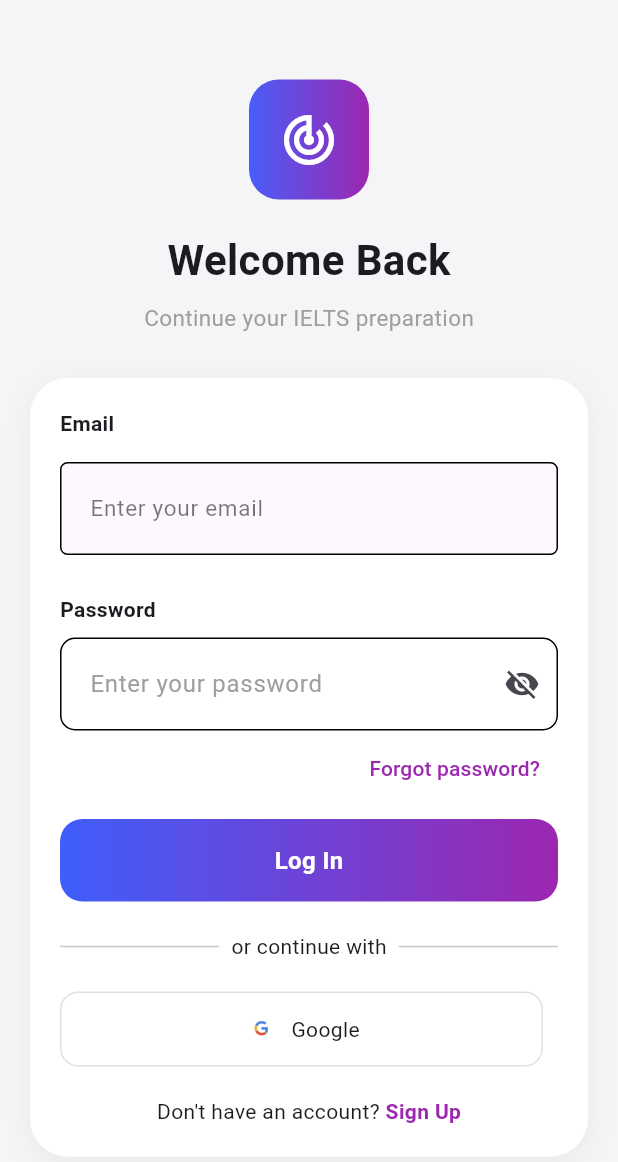
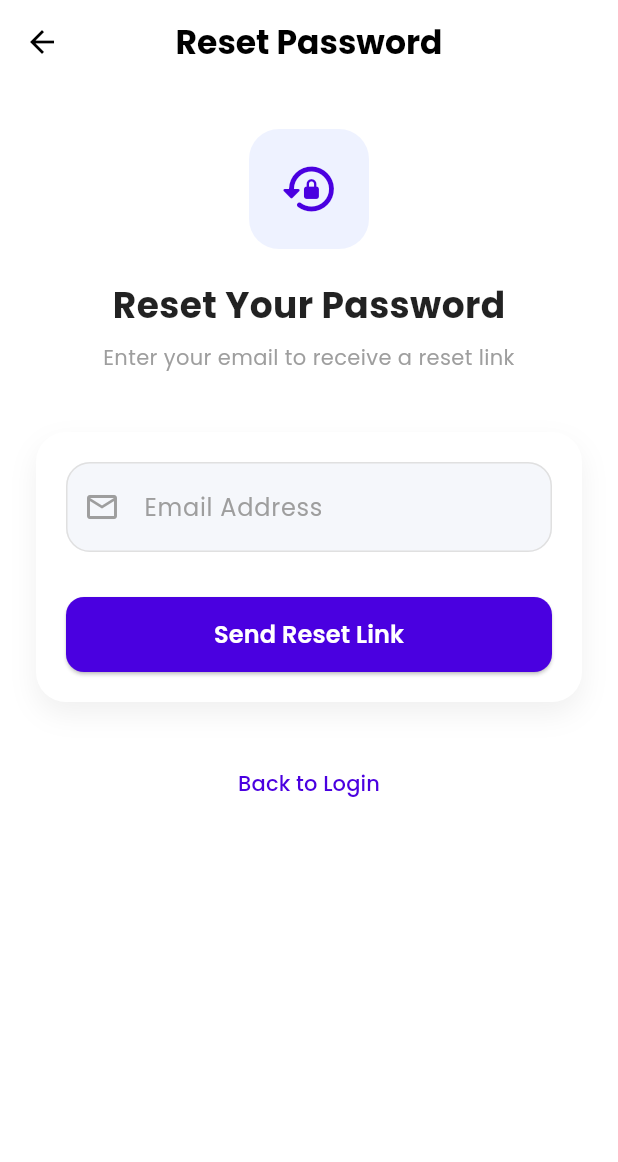
Before and after one commit to Muhammad-Rashid-172002/IELTS-AI-Study-Assistant, a Flutter app: the Login screen opened by its route, after a tap on "Forgot password?", on a phone screen of 412 x 824 dp. Shown: the top 1162 px of the screen. Run offline on Flutter 3.47's test engine with Material 3 defaults, Android fonts, the phone set to English and light mode, and no system bars; our stand-ins replace cloud_firestore, firebase_auth, firebase_core, fl_chart, flutter_gemini, flutter_tts and 6 more; accounts and stored records are empty; generated files the repository leaves out were written again.

Commit message:
updated resgistration and login screen

```diff
--- /dev/null
+++ b/lib/screens/forgot_password/forgot_password.dart
@@ -0,0 +1,294 @@
+import 'package:firebase_auth/firebase_auth.dart';
+import 'package:flutter/material.dart';
+import 'package:fyproject/resources/components/showGetDialog.dart';
+import 'package:get/get.dart';
+import 'package:google_fonts/google_fonts.dart';
+
+class ForgotPassword extends StatefulWidget {
+  const ForgotPassword({super.key});
+
+  @override
+  State<ForgotPassword> createState() => _ForgotPasswordState();
+}
+
+class _ForgotPasswordState extends State<ForgotPassword> {
+  final TextEditingController emailController = TextEditingController();
+  final GlobalKey<FormState> _formKey = GlobalKey<FormState>();
+
+  bool _isLoading = false;
+
+  @override
+  void dispose() {
+    emailController.dispose();
+    super.dispose();
+  }
+
+  /// 🔐 PASSWORD RESET FUNCTION
+  Future<void> passwordReset() async {
+    if (!_formKey.currentState!.validate()) return;
+
+    setState(() => _isLoading = true);
+
+    try {
+      await FirebaseAuth.instance.sendPasswordResetEmail(
+        email: emailController.text.trim(),
+      );
+
+      setState(() => _isLoading = false);
+
+      showGetDialog(
+        title: "Success",
+        message: "Password reset link sent! Check your email.",
+        isSuccess: true,
+      );
+    } on FirebaseAuthException catch (e) {
+      setState(() => _isLoading = false);
+
+      String errorMessage = "Something went wrong. Try again.";
+
+      if (e.code == 'user-not-found') {
+        errorMessage = "User does not exist with this email.";
+      } else if (e.code == 'invalid-email') {
+        errorMessage = "Invalid email address.";
+      } else if (e.code == 'too-many-requests') {
+        errorMessage = "Too many attempts. Try again later.";
+      }
+
+      showGetDialog(title: "Error", message: errorMessage, isSuccess: false);
+    } catch (e) {
+      setState(() => _isLoading = false);
+
+      showGetDialog(
+        title: "Error",
+        message: "Something went wrong. Try again later.",
+        isSuccess: false,
+      );
+    }
+  }
+
+  @override
+  Widget build(BuildContext context) {
+    return Scaffold(
+      backgroundColor: Colors.white,
+
+      appBar: AppBar(
+        backgroundColor: Colors.white,
+        elevation: 0,
+        iconTheme: const IconThemeData(color: Colors.black),
+        centerTitle: true,
+        title: Text(
+          'Reset Password',
+          style: GoogleFonts.poppins(
+            color: Colors.black,
+            fontWeight: FontWeight.bold,
+          ),
+        ),
+      ),
+
+      body: SafeArea(
+        child: SingleChildScrollView(
+          child: Padding(
+            padding: const EdgeInsets.symmetric(horizontal: 24),
+
+            child: Column(
+              children: [
+
+                const SizedBox(height: 30),
+
+                /// 🔵 ICON
+                Container(
+                  height: 80,
+                  width: 80,
+                  decoration: BoxDecoration(
+                    color: const Color(0xffEEF2FF),
+                    borderRadius: BorderRadius.circular(20),
+                  ),
+                  child: const Icon(
+                    Icons.lock_reset_rounded,
+                    color: Color(0xff4A00E0),
+                    size: 40,
+                  ),
+                ),
+
+                const SizedBox(height: 20),
+
+                /// TITLE
+                Text(
+                  "Reset Your Password",
+                  style: GoogleFonts.poppins(
+                    fontSize: 24,
+                    fontWeight: FontWeight.bold,
+                    color: Colors.black87,
+                  ),
+                ),
+
+                const SizedBox(height: 8),
+
+                Text(
+                  "Enter your email to receive a reset link",
+                  textAlign: TextAlign.center,
+                  style: GoogleFonts.poppins(
+                    color: Colors.grey,
+                    fontSize: 14,
+                  ),
+                ),
+
+                const SizedBox(height: 40),
+
+                /// 📦 CARD
+                Container(
+                  padding: const EdgeInsets.all(20),
+                  decoration: BoxDecoration(
+                    color: Colors.white,
+                    borderRadius: BorderRadius.circular(20),
+                    boxShadow: [
+                      BoxShadow(
+                        color: Colors.black.withOpacity(0.06),
+                        blurRadius: 15,
+                        offset: const Offset(0, 8),
+                      ),
+                    ],
+                  ),
+
+                  child: Form(
+                    key: _formKey,
+                    child: Column(
+                      children: [
+
+                        /// EMAIL FIELD
+                        customTextField(
+                          label: "Email Address",
+                          controller: emailController,
+                          icon: Icons.email_outlined,
+                          inputType: TextInputType.emailAddress,
+                          validator: (value) {
+                            if (value == null || value.isEmpty) {
+                              return "Enter your email";
+                            }
+                            if (!RegExp(r'\S+@\S+\.\S+').hasMatch(value)) {
+                              return "Enter valid email";
+                            }
+                            return null;
+                          },
+                        ),
+
+                        const SizedBox(height: 30),
+
+                        /// 🚀 BUTTON
+                        SizedBox(
+                          width: double.infinity,
+                          height: 50,
+                          child: ElevatedButton(
+                            style: ElevatedButton.styleFrom(
+                              backgroundColor: const Color(0xff4A00E0),
+                              shape: RoundedRectangleBorder(
+                                borderRadius: BorderRadius.circular(12),
+                              ),
+                            ),
+                            onPressed: _isLoading ? null : passwordReset,
+                            child: _isLoading
+                                ? const CircularProgressIndicator(
+                                    color: Colors.white,
+                                  )
+                                : Text(
+                                    "Send Reset Link",
+                                    style: GoogleFonts.poppins(
+                                      fontWeight: FontWeight.w600,
+                                      fontSize: 16,
+                                      color: Colors.white,
+                                    ),
+                                  ),
+                          ),
+                        ),
+                      ],
+                    ),
+                  ),
+                ),
+
+                const SizedBox(height: 30),
+
+                /// 🔙 BACK BUTTON
+                TextButton(
+                  onPressed: () => Get.back(),
+                  child: Text(
+                    "Back to Login",
+                    style: GoogleFonts.poppins(
+                      color: const Color(0xff4A00E0),
+                      fontWeight: FontWeight.w500,
+                    ),
+                  ),
+                ),
+              ],
+            ),
+          ),
+        ),
+      ),
+    );
+  }
+
+  /// ✨ CUSTOM TEXT FIELD
+  Widget customTextField({
+    required TextEditingController controller,
+    required String label,
+    required IconData icon,
+    TextInputType inputType = TextInputType.text,
+    String? Function(String?)? validator,
+  }) {
+    return TextFormField(
+      controller: controller,
+      keyboardType: inputType,
+      validator: validator,
+
+      style: GoogleFonts.poppins(
+        color: Colors.black87,
+        fontSize: 16,
+      ),
+
+      cursorColor: const Color(0xff4A00E0),
+
+      decoration: InputDecoration(
+        filled: true,
+        fillColor: const Color(0xffF5F7FB),
+
+        labelText: label,
+
+        labelStyle: GoogleFonts.poppins(
+          color: Colors.grey,
+        ),
+
+        prefixIcon: Icon(
+          icon,
+          color: Colors.grey,
+        ),
+
+        contentPadding: const EdgeInsets.symmetric(
+          vertical: 18,
+          horizontal: 20,
+        ),
+
+        enabledBorder: OutlineInputBorder(
+          borderRadius: BorderRadius.circular(16),
+          borderSide: BorderSide(color: Colors.grey.shade300),
+        ),
+
+        focusedBorder: OutlineInputBorder(
+          borderRadius: BorderRadius.circular(16),
+          borderSide: const BorderSide(
+            color: Color(0xff4A00E0),
+            width: 1.5,
+          ),
+        ),
+
+        errorBorder: OutlineInputBorder(
+          borderRadius: BorderRadius.circular(16),
+          borderSide: const BorderSide(color: Colors.redAccent),
+        ),
+
+        focusedErrorBorder: OutlineInputBorder(
+          borderRadius: BorderRadius.circular(16),
+          borderSide: const BorderSide(color: Colors.redAccent),
+        ),
+      ),
+    );
+  }
+}
--- a/lib/screens/pages/login/login.dart
+++ b/lib/screens/pages/login/login.dart
@@ -1,9 +1,8 @@
-
 import 'package:flutter/material.dart';
+import 'package:fyproject/screens/forgot_password/forgot_password.dart';
 import 'package:get/get.dart';
 import '../../../../controller/firebase_services/firebase_services.dart';
 import '../../../../resources/components/custom_text_field.dart';
-import '../../../../resources/components/custom_text_field_email.dart';
 import '../../../resources/routes/routes_names.dart';
 
 
@@ -21,13 +20,10 @@ class _LoginState extends State<Login> {
   final TextEditingController emailControllerL = TextEditingController();
   final TextEditingController passwordControllerL = TextEditingController();
 
-
   @override
   Widget build(BuildContext context) {
-//  final size = MediaQuery.of(context).size;
-
     return Scaffold(
-    backgroundColor: const Color(0xffF5F5F7),
+      backgroundColor: const Color(0xffF5F7FB), // WHITE BASE APP THEME
       body: SafeArea(
         child: Center(
           child: SingleChildScrollView(
@@ -35,41 +31,48 @@ Widget build(BuildContext context) {
             child: Column(
               children: [
 
-              /// LOGO
+                /// LOGO (LIGHT PREMIUM)
                 Container(
-                height: 80,
-                width: 80,
+                  height: 85,
+                  width: 85,
                   decoration: BoxDecoration(
+                    shape: BoxShape.circle,
                     gradient: const LinearGradient(
-                    colors: [Color(0xff4A5DF9), Color(0xff9C27B0)],
+                      colors: [Color(0xff6A11CB), Color(0xff2575FC)],
                     ),
-                  borderRadius: BorderRadius.circular(20),
+                    boxShadow: [
+                      BoxShadow(
+                        color: Colors.black.withOpacity(0.08),
+                        blurRadius: 20,
+                        offset: const Offset(0, 10),
+                      )
+                    ],
                   ),
                   child: const Icon(Icons.track_changes,
-                    color: Colors.white, size: 40),
+                      color: Colors.white, size: 38),
                 ),
 
-              const SizedBox(height: 20),
+                const SizedBox(height: 18),
 
-              /// TITLE
                 const Text(
                   "Welcome Back",
                   style: TextStyle(
                     fontSize: 28,
                     fontWeight: FontWeight.bold,
+                    color: Colors.black87,
                   ),
                 ),
 
-              const SizedBox(height: 8),
+                const SizedBox(height: 6),
 
                 const Text(
                   "Continue your IELTS preparation",
-                style: TextStyle(color: Colors.grey, fontSize: 15),
+                  style: TextStyle(color: Colors.black54, fontSize: 14),
                 ),
 
-              const SizedBox(height: 30),
+                const SizedBox(height: 25),
 
-              /// CARD CONTAINER
+                /// CARD
                 Container(
                   width: double.infinity,
                   padding: const EdgeInsets.all(20),
@@ -78,37 +81,33 @@ Widget build(BuildContext context) {
                     borderRadius: BorderRadius.circular(25),
                     boxShadow: [
                       BoxShadow(
-                      color: Colors.black.withOpacity(0.05),
-                      blurRadius: 15,
-                      offset: const Offset(0, 5),
+                        color: Colors.black.withOpacity(0.06),
+                        blurRadius: 20,
+                        offset: const Offset(0, 8),
                       )
                     ],
                   ),
-
                   child: Form(
                     key: formKey2,
                     child: Column(
                       crossAxisAlignment: CrossAxisAlignment.start,
                       children: [
 
-                      /// EMAIL
                         const Text("Email",
                             style: TextStyle(fontWeight: FontWeight.w600)),
-
                         const SizedBox(height: 8),
 
-                      CustomTextFieldEmail(
+                        CustomTextField(
                           controller: emailControllerL,
                           hintText: 'Enter your email',
                           validator: validateEmail,
+                          prefixIcon: const Icon(Icons.email_outlined),
                         ),
 
                         const SizedBox(height: 18),
 
-                      /// PASSWORD
                         const Text("Password",
                             style: TextStyle(fontWeight: FontWeight.w600)),
-
                         const SizedBox(height: 8),
 
                         Obx(() => CustomTextField(
@@ -127,11 +126,17 @@ Widget build(BuildContext context) {
                               validator: validatePassword,
                             )),
 
-                      /// FORGOT PASSWORD
                         Align(
                           alignment: Alignment.centerRight,
                           child: TextButton(
-                          onPressed: () {},
+                            onPressed: () {
+                              Navigator.push(
+                                context,
+                                MaterialPageRoute(
+                                  builder: (context) => const ForgotPassword(),
+                                ),
+                              );
+                            },
                             child: const Text(
                               "Forgot password?",
                               style: TextStyle(color: Colors.purple),
@@ -141,7 +146,7 @@ Widget build(BuildContext context) {
 
                         const SizedBox(height: 10),
 
-                      /// LOGIN BUTTON (GRADIENT)
+                        /// LOGIN BUTTON
                         Obx(() => GestureDetector(
                               onTap: () {
                                 if (formKey2.currentState!.validate()) {
@@ -156,19 +161,22 @@ Widget build(BuildContext context) {
                                 width: double.infinity,
                                 decoration: BoxDecoration(
                                   gradient: const LinearGradient(
-                              colors: [
-                                Color(0xff3F5EFb),
-                                Color(0xff9C27B0)
-                              ],
+                                    colors: [Color(0xff6A11CB), Color(0xff2575FC)],
                                   ),
                                   borderRadius: BorderRadius.circular(15),
+                                  boxShadow: [
+                                    BoxShadow(
+                                      color: Colors.black.withOpacity(0.15),
+                                      blurRadius: 10,
+                                      offset: const Offset(0, 5),
+                                    )
+                                  ],
                                 ),
                                 child: Center(
                                   child: firebaseServices.loadingLoginL.value
-                                ? const CircularProgressIndicator(
-                                    color: Colors.white)
+                                      ? const CircularProgressIndicator(color: Colors.white)
                                       : const Text(
-                                    "Log In",
+                                          "Login",
                                           style: TextStyle(
                                             color: Colors.white,
                                             fontWeight: FontWeight.bold,
@@ -179,49 +187,49 @@ Widget build(BuildContext context) {
                               ),
                             )),
 
-                      const SizedBox(height: 20),
+                        const SizedBox(height: 18),
 
-                      /// OR DIVIDER
-                      Row(
-                        children: const [
+                        const Row(
+                          children: [
                             Expanded(child: Divider()),
                             Padding(
                               padding: EdgeInsets.symmetric(horizontal: 8),
-                            child: Text("or continue with"),
+                              child: Text("or continue"),
                             ),
                             Expanded(child: Divider()),
                           ],
                         ),
 
-                      const SizedBox(height: 20),
+                        const SizedBox(height: 18),
 
-                      /// GOOGLE + APPLE
                      Row(
   children: [
     Expanded(
       child: socialButton(
-                                "Google", "assets/images/google1.png"),
+        "Google",
+        "assets/images/google1.png",
+        () async {
+          await firebaseServices.loginWithGoogle();
+        },
       ),
-                          const SizedBox(width: 10),
-
+    ),
   ],
 ),
 
-                      const SizedBox(height: 20),
+                        const SizedBox(height: 18),
 
-                      /// SIGNUP
                         Row(
                           mainAxisAlignment: MainAxisAlignment.center,
                           children: [
                             const Text("Don't have an account? "),
                             GestureDetector(
-                            onTap: () =>
-                                Get.toNamed(RoutesName.register),
+                              onTap: () => Get.toNamed(RoutesName.register),
                               child: const Text(
                                 "Sign Up",
                                 style: TextStyle(
-                                  color: Colors.purple,
-                                  fontWeight: FontWeight.bold),
+                                  color: Colors.blue,
+                                  fontWeight: FontWeight.bold,
+                                ),
                               ),
                             ),
                           ],
@@ -238,36 +246,39 @@ Widget build(BuildContext context) {
     );
   }
 
-/// SOCIAL BUTTON
-Widget socialButton(String title, String icon) {
-  return Container(
+Widget socialButton(String title, String icon, VoidCallback onPressed) {
+  return InkWell(
+    onTap: onPressed,
+    borderRadius: BorderRadius.circular(12),
+    child: Container(
       height: 50,
       decoration: BoxDecoration(
+        color: Colors.white,
+        borderRadius: BorderRadius.circular(12),
         border: Border.all(color: Colors.grey.shade300),
-      borderRadius: BorderRadius.circular(12),
       ),
       child: Row(
         mainAxisAlignment: MainAxisAlignment.center,
         children: [
-        Image.asset(icon, height: 24),
+          Image.asset(icon, height: 22),
           const SizedBox(width: 8),
           Text(title),
         ],
       ),
+    ),
   );
-}  /// --------------------------
-  /// VALIDATORS
-  /// --------------------------
+}
+
   String? validateEmail(String? value) {
-    if (value == null || value.isEmpty) return "Email is required".tr;
+    if (value == null || value.isEmpty) return "Email is required";
     final emailRegex = RegExp(r'^[\w\.-]+@[a-zA-Z\d\.-]+\.[a-zA-Z]{2,}$');
-    if (!emailRegex.hasMatch(value)) return "Enter a valid email".tr;
+    if (!emailRegex.hasMatch(value)) return "Enter a valid email";
     return null;
   }
 
   String? validatePassword(String? value) {
-    if (value == null || value.isEmpty) return "Password is required".tr;
-    if (value.length < 6) return "Password must be at least 6 characters".tr;
+    if (value == null || value.isEmpty) return "Password is required";
+    if (value.length < 6) return "Minimum 6 characters";
     return null;
   }
-}//
+}
--- a/pubspec.yaml
+++ b/pubspec.yaml
@@ -41,7 +41,7 @@ dependencies:
   firebase_core: ^4.2.1
   firebase_auth: ^6.1.1
   cloud_firestore: ^6.0.3
-  google_sign_in: ^7.2.0
+  google_sign_in: ^6.2.1
   intl_phone_number_input: ^0.7.5
   get: ^4.7.3
   math_expressions: ^3.1.0
```
Also changed, not shown: lib/controller/firebase_services/firebase_services.dart (+5 -6 lines), lib/resources/components/showGetDialog.dart (added, +27 -0 lines), lib/screens/pages/registration/registration.dart (+56 -36 lines), pubspec.lock. Lines whose indentation alone changed are shown as unchanged.
